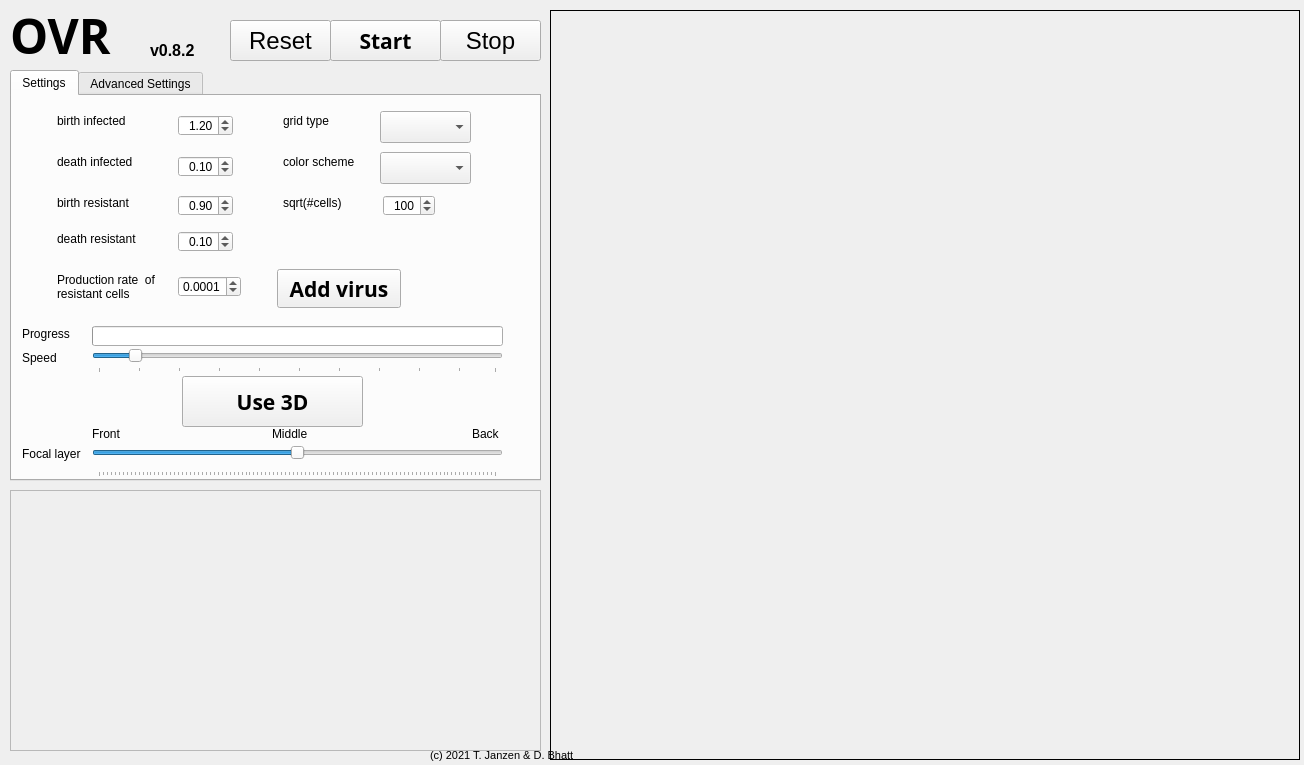
Old version of the form GUI/mainwindow.ui in the repository rugtres/ovr.
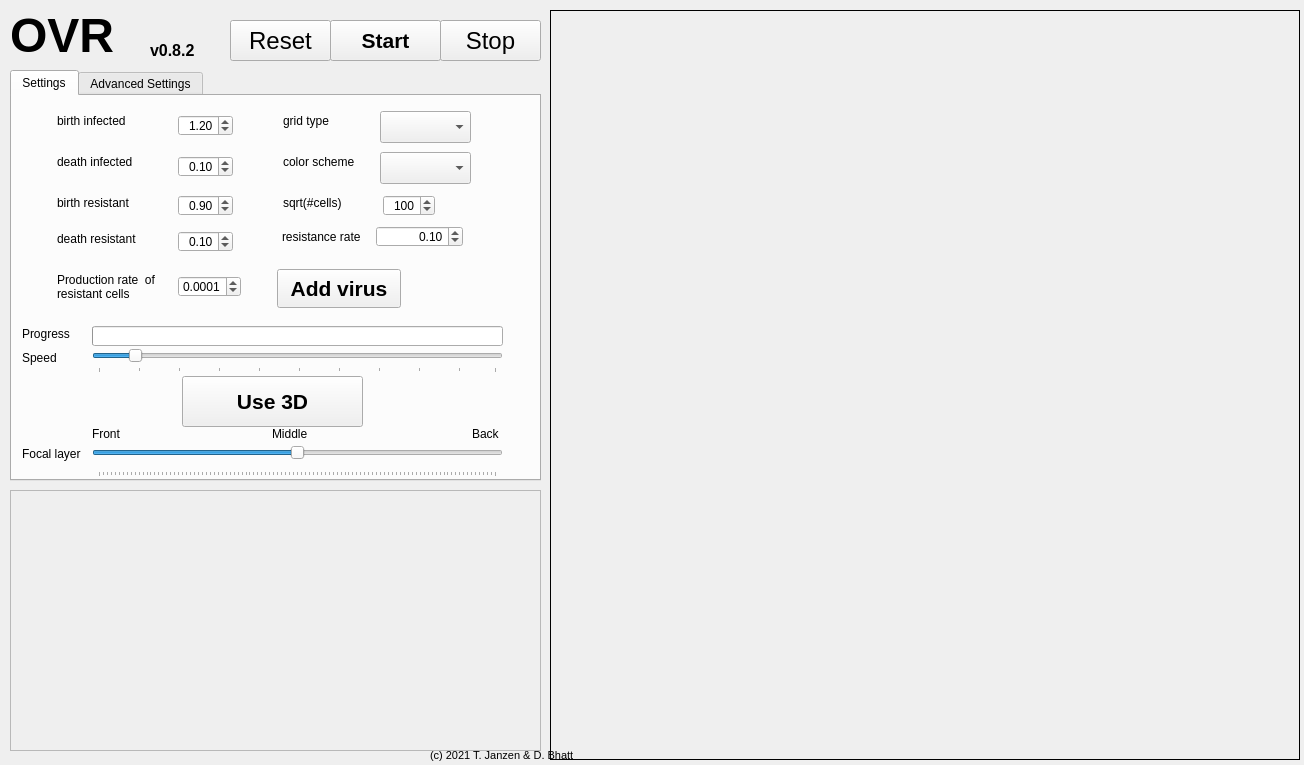
New version of the form. Custom widgets are drawn as their Qt base class.

Commit message: add variable resistance

```diff
--- a/GUI/mainwindow.ui
+++ b/GUI/mainwindow.ui
@@ -77,9 +77,7 @@
     </property>
     <property name="font">
      <font>
-      <family>Arial Black</family>
       <pointsize>36</pointsize>
-      <weight>75</weight>
       <bold>true</bold>
      </font>
     </property>
@@ -782,9 +780,7 @@
       </property>
       <property name="font">
        <font>
-        <family>Arial Black</family>
         <pointsize>16</pointsize>
-        <weight>75</weight>
         <bold>true</bold>
        </font>
       </property>
@@ -1036,9 +1032,7 @@
       </property>
       <property name="font">
        <font>
-        <family>Arial Black</family>
         <pointsize>16</pointsize>
-        <weight>75</weight>
         <bold>true</bold>
        </font>
       </property>
@@ -1084,6 +1078,44 @@
        <string>birth infected</string>
       </property>
      </widget>
+     <widget class="QWidget" name="">
+      <property name="geometry">
+       <rect>
+        <x>270</x>
+        <y>130</y>
+        <width>181</width>
+        <height>21</height>
+       </rect>
+      </property>
+      <layout class="QHBoxLayout" name="horizontalLayout">
+       <item>
+        <widget class="QLabel" name="label_34">
+         <property name="text">
+          <string>resistance rate</string>
+         </property>
+         <property name="scaledContents">
+          <bool>false</bool>
+         </property>
+         <property name="wordWrap">
+          <bool>true</bool>
+         </property>
+        </widget>
+       </item>
+       <item>
+        <widget class="QDoubleSpinBox" name="box_resistance_rate">
+         <property name="alignment">
+          <set>Qt::AlignRight|Qt::AlignTrailing|Qt::AlignVCenter</set>
+         </property>
+         <property name="singleStep">
+          <double>0.010000000000000</double>
+         </property>
+         <property name="value">
+          <double>0.100000000000000</double>
+         </property>
+        </widget>
+       </item>
+      </layout>
+     </widget>
     </widget>
     <widget class="QWidget" name="tab2">
      <attribute name="title">
@@ -1632,9 +1664,7 @@
     </property>
     <property name="font">
      <font>
-      <family>Arial Black</family>
       <pointsize>16</pointsize>
-      <weight>75</weight>
       <bold>true</bold>
      </font>
     </property>
```
Left out of the diff: 4 changed lines with no effect on the pictures. The commit also changes 7 other files.
